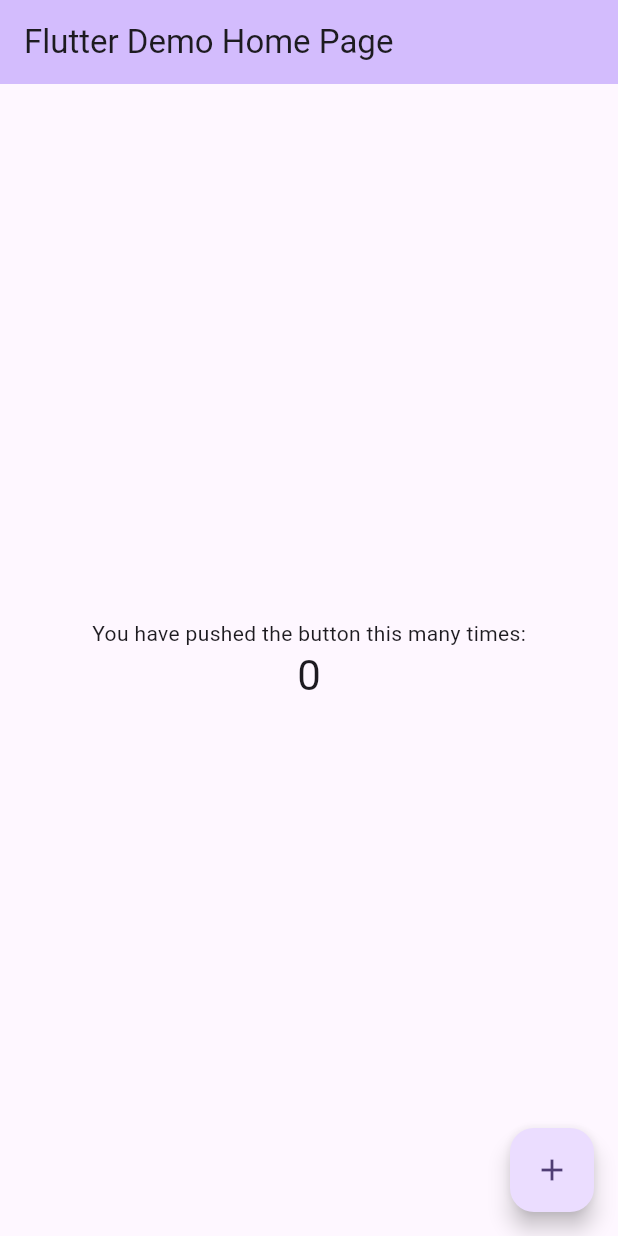
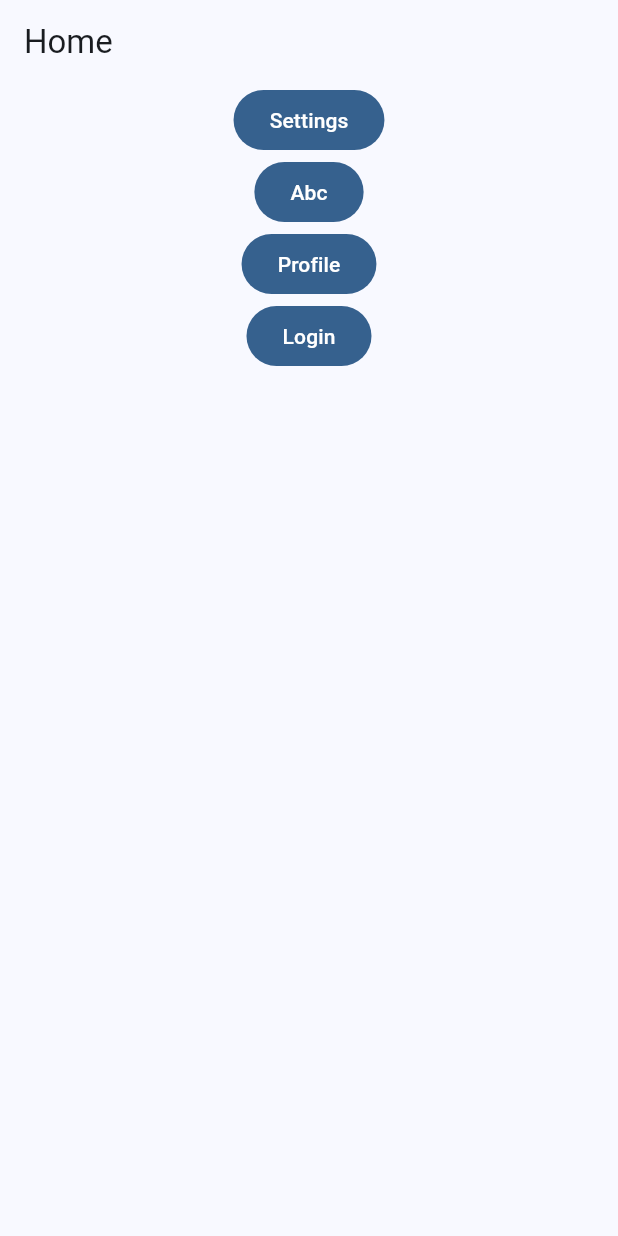
Before and after one commit to TanvirLogic/counter-app, a Flutter app: the screen it shows after launch, on a phone screen of 412 x 824 dp. Run offline on Flutter 3.47's test engine with Material 3 defaults, Android fonts, the phone set to English and light mode, and no system bars.

Commit message:
learned about counter_inherited_widget.dart, counter_notifier.dart,,
counter_widget.dart

```diff
--- /dev/null
+++ b/lib/Screens/home_screen.dart
@@ -0,0 +1,42 @@
+import 'package:counter/Screens/setting_screen.dart';
+import 'package:flutter/material.dart';
+
+import '../counter_widget.dart';
+
+class HomeScreen extends StatefulWidget {
+  const HomeScreen({super.key});
+
+  @override
+  State<HomeScreen> createState() => _HomeScreenState();
+}
+
+class _HomeScreenState extends State<HomeScreen> {
+  @override
+  Widget build(BuildContext context) {
+    final counter = CounterWidget.of(context)?.counter ?? 0;
+
+    return Scaffold(
+      appBar: AppBar(title: Text('Home')),
+      body: Center(
+        child: Column(
+          children: [
+            FilledButton(
+              onPressed: () {
+                Navigator.push(
+                  context,
+                  MaterialPageRoute(
+                    builder: (ctx) => SettingsScreen(),
+                  ),
+                );
+              },
+              child: Text('Settings'),
+            ),
+            FilledButton(onPressed: () {}, child: Text('Abc')),
+            FilledButton(onPressed: () {}, child: Text('Profile')),
+            FilledButton(onPressed: () {}, child: Text('Login')),
+          ],
+        ),
+      ),
+    );
+  }
+}
--- /dev/null
+++ b/lib/counter_inherited_widget.dart
@@ -0,0 +1,22 @@
+import 'package:flutter/material.dart';
+
+import 'counter_notifier.dart';
+
+class CounterInheritedWidget extends InheritedWidget {
+  final CounterNotifier counterNotifier;
+
+  const CounterInheritedWidget({
+    super.key,
+    required this.counterNotifier,
+    required super.child,
+  });
+
+  @override
+  bool updateShouldNotify(covariant InheritedWidget oldWidget) {
+    return true;
+  }
+
+  static CounterInheritedWidget? of(BuildContext context) {
+    return context.dependOnInheritedWidgetOfExactType<CounterInheritedWidget>();
+  }
+}
--- /dev/null
+++ b/lib/counter_notifier.dart
@@ -0,0 +1,16 @@
+
+import 'package:flutter/foundation.dart';
+
+class CounterNotifier extends ChangeNotifier {
+  int counter = 0;
+
+  void increment() {
+    counter++;
+    notifyListeners();
+  }
+
+  void decrement() {
+    counter--;
+    notifyListeners();
+  }
+}
--- /dev/null
+++ b/lib/counter_widget.dart
@@ -0,0 +1,24 @@
+import 'package:flutter/material.dart';
+
+class CounterWidget extends InheritedWidget {
+  final int counter;
+  final VoidCallback increment;
+  final VoidCallback decrement;
+
+  const CounterWidget({
+    super.key,
+    required this.counter,
+    required super.child,
+    required this.decrement,
+    required this.increment,
+  });
+
+  @override
+  bool updateShouldNotify(InheritedWidget oldWidget) {
+    return true;
+  }
+
+  static CounterWidget? of(BuildContext context) {
+    return context.dependOnInheritedWidgetOfExactType<CounterWidget>();
+  }
+}
--- a/lib/main.dart
+++ b/lib/main.dart
@@ -1,122 +1,31 @@
 import 'package:flutter/material.dart';
 
+import 'Screens/home_screen.dart';
+import 'counter_inherited_widget.dart';
+import 'counter_notifier.dart';
+
 void main() {
-  runApp(const MyApp());
+  runApp(CrudApp());
 }
 
-class MyApp extends StatelessWidget {
-  const MyApp({super.key});
+class CrudApp extends StatefulWidget {
+  const CrudApp({super.key});
 
-  // This widget is the root of your application.
+  @override
+  State<CrudApp> createState() => _CrudAppState();
+}
+
+class _CrudAppState extends State<CrudApp> {
   @override
   Widget build(BuildContext context) {
-    return MaterialApp(
-      title: 'Flutter Demo',
-      theme: ThemeData(
-        // This is the theme of your application.
-        //
-        // TRY THIS: Try running your application with "flutter run". You'll see
-        // the application has a purple toolbar. Then, without quitting the app,
-        // try changing the seedColor in the colorScheme below to Colors.green
-        // and then invoke "hot reload" (save your changes or press the "hot
-        // reload" button in a Flutter-supported IDE, or press "r" if you used
-        // the command line to start the app).
-        //
-        // Notice that the counter didn't reset back to zero; the application
-        // state is not lost during the reload. To reset the state, use hot
-        // restart instead.
-        //
-        // This works for code too, not just values: Most code changes can be
-        // tested with just a hot reload.
-        colorScheme: ColorScheme.fromSeed(seedColor: Colors.deepPurple),
+    return CounterInheritedWidget(
+      counterNotifier: CounterNotifier(),
+      child: MaterialApp(
+        title: 'Crud App',
+        theme: ThemeData(colorSchemeSeed: Colors.blue),
+        home: HomeScreen(),
       ),
-      home: const MyHomePage(title: 'Flutter Demo Home Page'),
+
     );
   }
 }
-
-class MyHomePage extends StatefulWidget {
-  const MyHomePage({super.key, required this.title});
-
-  // This widget is the home page of your application. It is stateful, meaning
-  // that it has a State object (defined below) that contains fields that affect
-  // how it looks.
-
-  // This class is the configuration for the state. It holds the values (in this
-  // case the title) provided by the parent (in this case the App widget) and
-  // used by the build method of the State. Fields in a Widget subclass are
-  // always marked "final".
-
-  final String title;
-
-  @override
-  State<MyHomePage> createState() => _MyHomePageState();
-}
-
-class _MyHomePageState extends State<MyHomePage> {
-  int _counter = 0;
-
-  void _incrementCounter() {
-    setState(() {
-      // This call to setState tells the Flutter framework that something has
-      // changed in this State, which causes it to rerun the build method below
-      // so that the display can reflect the updated values. If we changed
-      // _counter without calling setState(), then the build method would not be
-      // called again, and so nothing would appear to happen.
-      _counter++;
-    });
-  }
-
-  @override
-  Widget build(BuildContext context) {
-    // This method is rerun every time setState is called, for instance as done
-    // by the _incrementCounter method above.
-    //
-    // The Flutter framework has been optimized to make rerunning build methods
-    // fast, so that you can just rebuild anything that needs updating rather
-    // than having to individually change instances of widgets.
-    return Scaffold(
-      appBar: AppBar(
-        // TRY THIS: Try changing the color here to a specific color (to
-        // Colors.amber, perhaps?) and trigger a hot reload to see the AppBar
-        // change color while the other colors stay the same.
-        backgroundColor: Theme.of(context).colorScheme.inversePrimary,
-        // Here we take the value from the MyHomePage object that was created by
-        // the App.build method, and use it to set our appbar title.
-        title: Text(widget.title),
-      ),
-      body: Center(
-        // Center is a layout widget. It takes a single child and positions it
-        // in the middle of the parent.
-        child: Column(
-          // Column is also a layout widget. It takes a list of children and
-          // arranges them vertically. By default, it sizes itself to fit its
-          // children horizontally, and tries to be as tall as its parent.
-          //
-          // Column has various properties to control how it sizes itself and
-          // how it positions its children. Here we use mainAxisAlignment to
-          // center the children vertically; the main axis here is the vertical
-          // axis because Columns are vertical (the cross axis would be
-          // horizontal).
-          //
-          // TRY THIS: Invoke "debug painting" (choose the "Toggle Debug Paint"
-          // action in the IDE, or press "p" in the console), to see the
-          // wireframe for each widget.
-          mainAxisAlignment: MainAxisAlignment.center,
-          children: <Widget>[
-            const Text('You have pushed the button this many times:'),
-            Text(
-              '$_counter',
-              style: Theme.of(context).textTheme.headlineMedium,
-            ),
-          ],
-        ),
-      ),
-      floatingActionButton: FloatingActionButton(
-        onPressed: _incrementCounter,
-        tooltip: 'Increment',
-        child: const Icon(Icons.add),
-      ), // This trailing comma makes auto-formatting nicer for build methods.
-    );
-  }
-}
```
Also changed, not shown: lib/Screens/reset_password_screen.dart (added, +50 -0 lines), lib/Screens/setting_screen.dart (added, +60 -0 lines), 1 other file.
